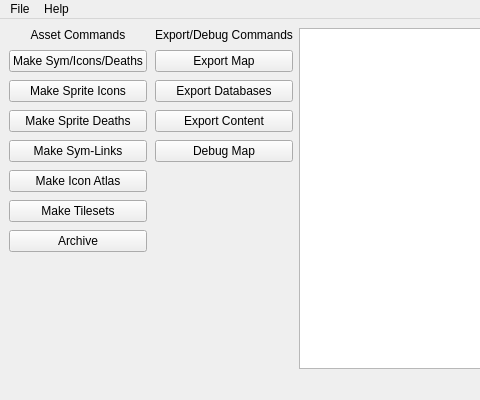
First picture: the form in exporter/views/exporter_main_view.ui, repository thisisnotruben/ToW-tools, before the edit; both pictures show x 0 to 480 and y 0 to 400 of the 800 by 400 pixel window.
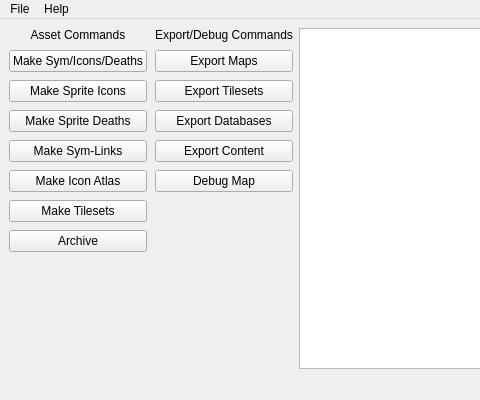
Second picture: the form after the edit. Icons and pictures are not drawn.

Diff of the .ui file:
```diff
--- a/exporter/views/exporter_main_view.ui
+++ b/exporter/views/exporter_main_view.ui
@@ -148,7 +148,17 @@
            <string>EXPORT_ALL_TILED</string>
           </property>
           <property name="text">
-           <string>Export Map</string>
+           <string>Export Maps</string>
+          </property>
+         </widget>
+        </item>
+        <item>
+         <widget class="QPushButton" name="export_tilesets">
+          <property name="toolTip">
+           <string>EXPORT_TILESETS</string>
+          </property>
+          <property name="text">
+           <string>Export Tilesets</string>
           </property>
          </widget>
         </item>
```
Left out of the diff: 2 changed lines with no effect on the pictures.
